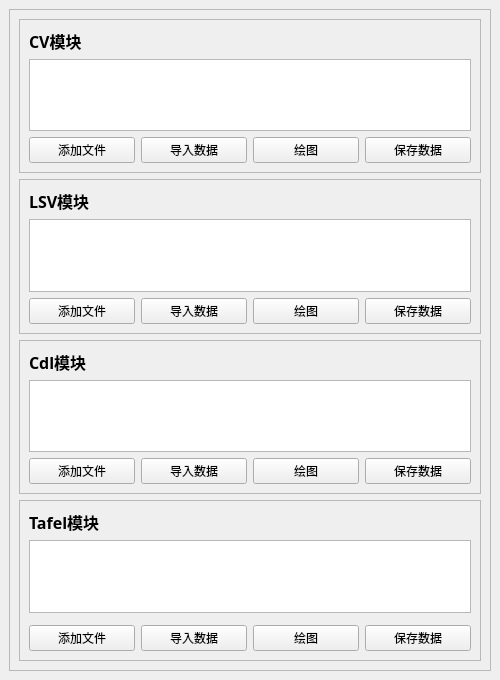
Qt form FunctionWindow.ui (liyihang1024/Electrochemical-Data-Analysis-ToolKit) before a commit.
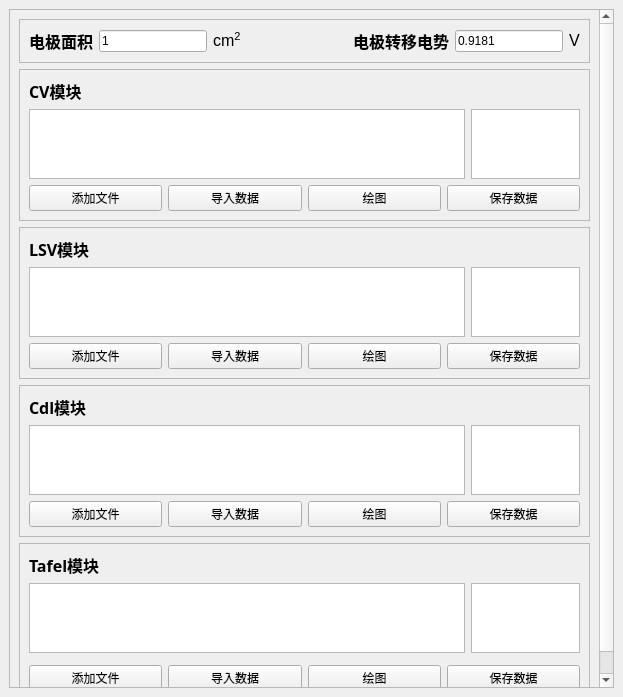
The same form after that commit.

Diff of the .ui file:
```diff
--- a/FunctionWindow.ui
+++ b/FunctionWindow.ui
@@ -6,8 +6,8 @@
    <rect>
     <x>0</x>
     <y>0</y>
-    <width>500</width>
-    <height>680</height>
+    <width>623</width>
+    <height>697</height>
    </rect>
   </property>
   <property name="minimumSize">
@@ -37,8 +37,8 @@
         <rect>
          <x>0</x>
          <y>0</y>
-         <width>480</width>
-         <height>660</height>
+         <width>586</width>
+         <height>712</height>
         </rect>
        </property>
        <property name="minimumSize">
@@ -48,6 +48,93 @@
         </size>
        </property>
        <layout class="QVBoxLayout" name="verticalLayout_5">
+        <item>
+         <widget class="QFrame" name="frame">
+          <property name="frameShape">
+           <enum>QFrame::StyledPanel</enum>
+          </property>
+          <property name="frameShadow">
+           <enum>QFrame::Raised</enum>
+          </property>
+          <layout class="QHBoxLayout" name="horizontalLayout_8">
+           <item>
+            <widget class="QLabel" name="label_electrode_area">
+             <property name="font">
+              <font>
+               <family>微软雅黑</family>
+               <pointsize>12</pointsize>
+               <bold>true</bold>
+              </font>
+             </property>
+             <property name="text">
+              <string>电极面积</string>
+             </property>
+            </widget>
+           </item>
+           <item>
+            <widget class="QLineEdit" name="lineEdit_electrode_area">
+             <property name="text">
+              <string>1</string>
+             </property>
+             <property name="placeholderText">
+              <string/>
+             </property>
+            </widget>
+           </item>
+           <item>
+            <widget class="QLabel" name="label_electrode_area_unit">
+             <property name="text">
+              <string>&lt;html&gt;&lt;head/&gt;&lt;body&gt;&lt;p&gt;&lt;span style=&quot; font-size:12pt;&quot;&gt;cm&lt;/span&gt;&lt;span style=&quot; font-size:12pt; vertical-align:super;&quot;&gt;2&lt;/span&gt;&lt;/p&gt;&lt;/body&gt;&lt;/html&gt;</string>
+             </property>
+            </widget>
+           </item>
+           <item>
+            <spacer name="horizontalSpacer">
+             <property name="orientation">
+              <enum>Qt::Horizontal</enum>
+             </property>
+             <property name="sizeHint" stdset="0">
+              <size>
+               <width>40</width>
+               <height>20</height>
+              </size>
+             </property>
+            </spacer>
+           </item>
+           <item>
+            <widget class="QLabel" name="label_potential_shift">
+             <property name="font">
+              <font>
+               <family>微软雅黑</family>
+               <pointsize>12</pointsize>
+               <bold>true</bold>
+              </font>
+             </property>
+             <property name="text">
+              <string>电极转移电势</string>
+             </property>
+            </widget>
+           </item>
+           <item>
+            <widget class="QLineEdit" name="lineEdit_potential_shift">
+             <property name="text">
+              <string>0.9181</string>
+             </property>
+             <property name="placeholderText">
+              <string/>
+             </property>
+            </widget>
+           </item>
+           <item>
+            <widget class="QLabel" name="label_potential_shift_unit">
+             <property name="text">
+              <string>&lt;html&gt;&lt;head/&gt;&lt;body&gt;&lt;p&gt;&lt;span style=&quot; font-size:12pt;&quot;&gt;V&lt;/span&gt;&lt;/p&gt;&lt;/body&gt;&lt;/html&gt;</string>
+             </property>
+            </widget>
+           </item>
+          </layout>
+         </widget>
+        </item>
         <item>
          <widget class="QFrame" name="frame_CV">
           <property name="styleSheet">
@@ -75,23 +162,30 @@
             </widget>
            </item>
            <item>
-            <widget class="QPlainTextEdit" name="plainTextEdit_CV">
-             <property name="enabled">
-              <bool>true</bool>
-             </property>
-             <property name="sizePolicy">
-              <sizepolicy hsizetype="Expanding" vsizetype="Expanding">
-               <horstretch>0</horstretch>
-               <verstretch>0</verstretch>
-              </sizepolicy>
-             </property>
-             <property name="minimumSize">
-              <size>
-               <width>0</width>
-               <height>0</height>
-              </size>
-             </property>
-            </widget>
+            <layout class="QHBoxLayout" name="horizontalLayout_5" stretch="4,1">
+             <item>
+              <widget class="QPlainTextEdit" name="plainTextEdit_CV_Data">
+               <property name="enabled">
+                <bool>true</bool>
+               </property>
+               <property name="sizePolicy">
+                <sizepolicy hsizetype="Expanding" vsizetype="Expanding">
+                 <horstretch>0</horstretch>
+                 <verstretch>0</verstretch>
+                </sizepolicy>
+               </property>
+               <property name="minimumSize">
+                <size>
+                 <width>0</width>
+                 <height>0</height>
+                </size>
+               </property>
+              </widget>
+             </item>
+             <item>
+              <widget class="QPlainTextEdit" name="plainTextEdit_CV_Label"/>
+             </item>
+            </layout>
            </item>
            <item>
             <layout class="QHBoxLayout" name="horizontalLayout">
@@ -152,7 +246,14 @@
             </widget>
            </item>
            <item>
-            <widget class="QPlainTextEdit" name="plainTextEdit_LSV"/>
+            <layout class="QHBoxLayout" name="horizontalLayout_9" stretch="4,1">
+             <item>
+              <widget class="QPlainTextEdit" name="plainTextEdit_LSV_Data"/>
+             </item>
+             <item>
+              <widget class="QPlainTextEdit" name="plainTextEdit_LSV_Label"/>
+             </item>
+            </layout>
            </item>
            <item>
             <layout class="QHBoxLayout" name="horizontalLayout_2">
@@ -213,7 +314,14 @@
             </widget>
            </item>
            <item>
-            <widget class="QPlainTextEdit" name="plainTextEdit_Cdl"/>
+            <layout class="QHBoxLayout" name="horizontalLayout_10" stretch="4,1">
+             <item>
+              <widget class="QPlainTextEdit" name="plainTextEdit_Cdl_Data"/>
+             </item>
+             <item>
+              <widget class="QPlainTextEdit" name="plainTextEdit_Cdl_Label"/>
+             </item>
+            </layout>
            </item>
            <item>
             <layout class="QHBoxLayout" name="horizontalLayout_3">
@@ -274,7 +382,14 @@
             </widget>
            </item>
            <item>
-            <widget class="QPlainTextEdit" name="plainTextEdit_Tafel"/>
+            <layout class="QHBoxLayout" name="horizontalLayout_11" stretch="4,1">
+             <item>
+              <widget class="QPlainTextEdit" name="plainTextEdit_Tafel_Data"/>
+             </item>
+             <item>
+              <widget class="QPlainTextEdit" name="plainTextEdit_Tafel_Label"/>
+             </item>
+            </layout>
            </item>
            <item>
             <widget class="QFrame" name="frame_TafelSlope">
```
